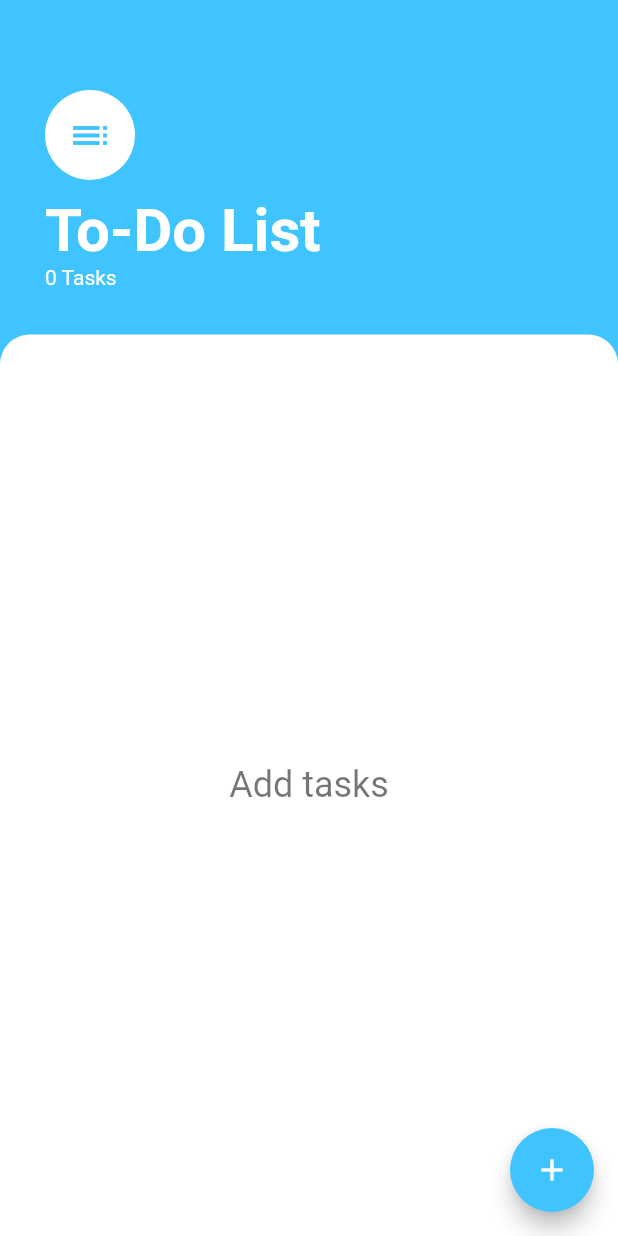
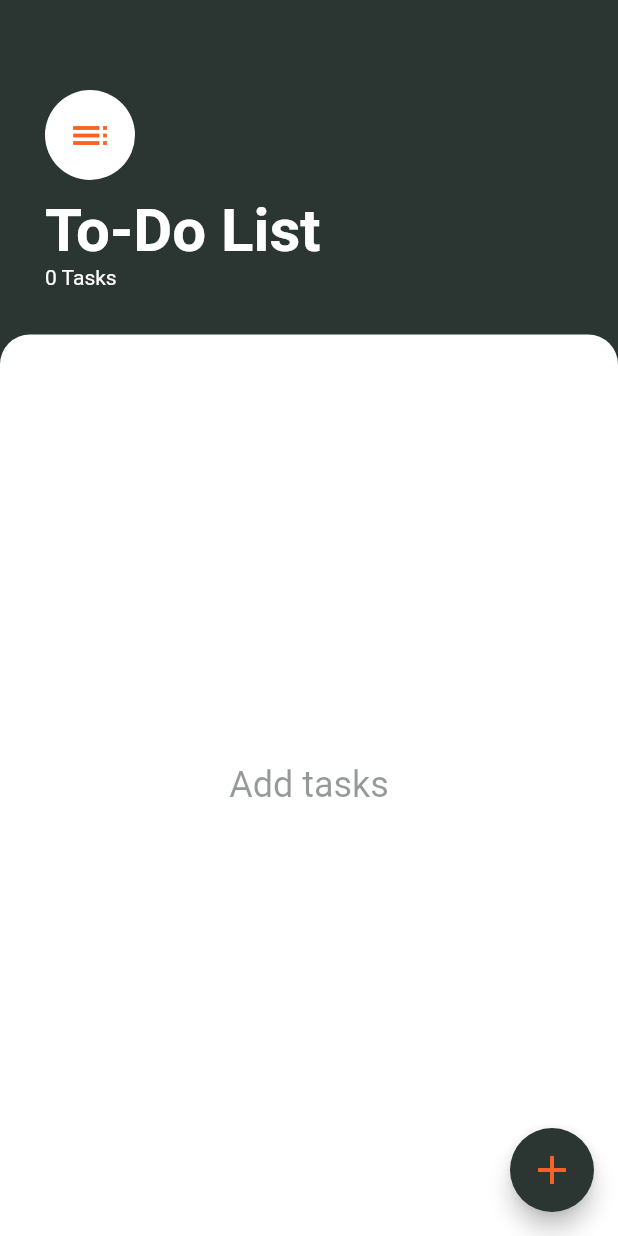
Before and after one commit to ekokratos/todo-list, a Flutter app: the screen it shows after launch, on a phone screen of 412 x 824 dp. Run offline on Flutter 3.47's test engine with Material 2 defaults, Android fonts, the phone set to English and light mode, and no system bars; our stand-ins replace bot_toast.

Commit message:
Updated theme

```diff
--- a/lib/screens/add_task_screen.dart
+++ b/lib/screens/add_task_screen.dart
@@ -32,7 +32,7 @@ class AddTaskScreen extends StatelessWidget {
                   fontWeight: FontWeight.w400),
             ),
             TextField(
-              autofocus: true,
+              autofocus: false,
               textAlign: TextAlign.center,
               onChanged: (newText) {
                 newTaskTitle = newText;
--- a/lib/screens/tasks_screen.dart
+++ b/lib/screens/tasks_screen.dart
@@ -13,7 +13,11 @@ class TasksScreen extends StatelessWidget {
       backgroundColor: kPrimaryColor,
       floatingActionButton: FloatingActionButton(
         backgroundColor: kPrimaryColor,
-        child: Icon(Icons.add),
+        child: Icon(
+          Icons.add,
+          color: kSecondaryColor,
+          size: 32,
+        ),
         onPressed: () {
           showModalBottomSheet(
             context: (context),
@@ -33,7 +37,7 @@ class TasksScreen extends StatelessWidget {
                   child: Icon(
                     Icons.toc,
                     size: 30,
-                    color: kPrimaryColor,
+                    color: kSecondaryColor,
                   ),
                   backgroundColor: Colors.white,
                   radius: 30,
@@ -69,7 +73,9 @@ class TasksScreen extends StatelessWidget {
                   child: Provider.of<TaskData>(context).taskCount == 0
                       ? Text(
                           'Add tasks',
-                          style: TextStyle(color: Colors.black54, fontSize: 24),
+                          style: TextStyle(
+                              color: kPrimaryColor.withOpacity(0.5),
+                              fontSize: 24),
                         )
                       : TasksList(),
                 ),
--- a/lib/style.dart
+++ b/lib/style.dart
@@ -1,4 +1,5 @@
 import 'package:flutter/cupertino.dart';
 import 'package:flutter/material.dart';
 
-final Color kPrimaryColor = Colors.lightBlueAccent;
+final Color kPrimaryColor = Color(0xFF2B3531);
+final Color kSecondaryColor = Color(0xFFf96125);
```
